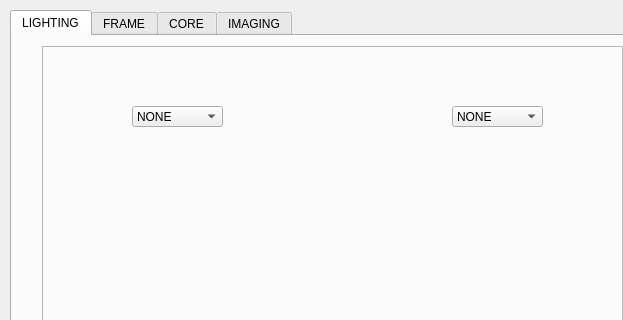
Above: _ui/Clinostat.ui from CoSE-Jerry/3D-Clinostat before the change; both pictures show x 0 to 623 and y 0 to 320 of the 1024 by 600 pixel window. Below: the same form after it.
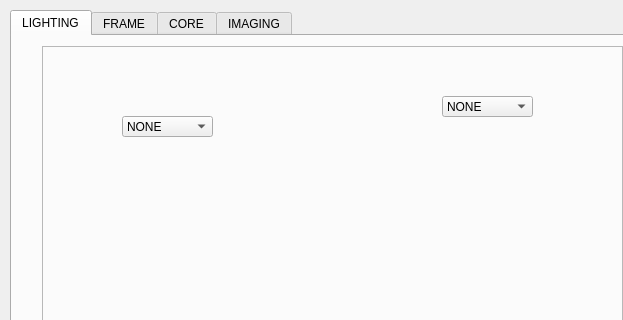
That is the form after the change. Icons and pictures are not drawn.

Diff of the .ui file:
```diff
--- a/_ui/Clinostat.ui
+++ b/_ui/Clinostat.ui
@@ -230,8 +230,8 @@
       <widget class="QComboBox" name="leftColor_comboBox">
        <property name="geometry">
         <rect>
-         <x>90</x>
-         <y>60</y>
+         <x>400</x>
+         <y>50</y>
          <width>91</width>
          <height>21</height>
         </rect>
@@ -270,8 +270,8 @@
       <widget class="QComboBox" name="topColor_comboBox">
        <property name="geometry">
         <rect>
-         <x>410</x>
-         <y>60</y>
+         <x>80</x>
+         <y>70</y>
          <width>91</width>
          <height>21</height>
         </rect>
```
